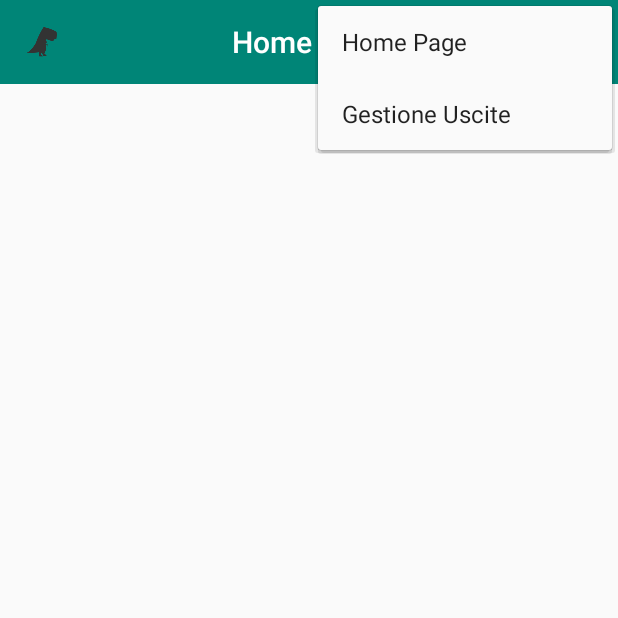
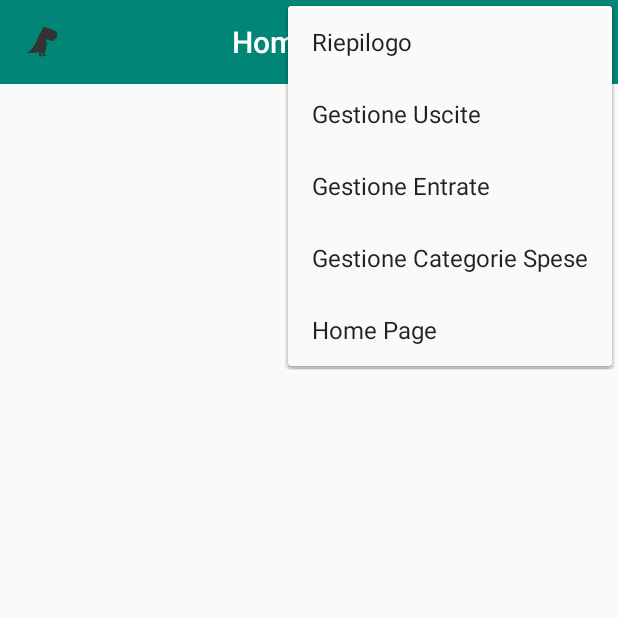
Before and after one commit to bigasp89/gestioneSpese, an Android app: the screen it shows after launch (MainActivity), with the options menu open, on a phone screen of 412 x 824 dp, the top half of it. Run offline under Robolectric (Android 15) with nearby library versions, the phone set to English and light mode, and no system bars.

Commit message:
1_add_menu_voice

```diff
--- a/app/src/main/res/layout/activity_main.xml
+++ b/app/src/main/res/layout/activity_main.xml
@@ -7,11 +7,11 @@
     android:orientation="vertical">
 
     <!-- Load the toolbar here -->
-
     <include
         layout="@layout/custom_layout"
         android:layout_width="match_parent"
         android:layout_height="wrap_content"/>
+    <!-- end Load the toolbar -->
 
     <!-- Rest of content for the activity -->
 
--- a/app/src/main/res/layout/custom_layout.xml
+++ b/app/src/main/res/layout/custom_layout.xml
@@ -3,7 +3,7 @@
     android:minHeight="?attr/actionBarSize"
     android:layout_width="match_parent"
     android:layout_height="wrap_content"
-    app:titleTextColor="@android:color/white"
+    app:titleTextColor="@android:color/holo_red_dark"
     android:background="?attr/colorPrimary"
     xmlns:android="http://schemas.android.com/apk/res/android"
     xmlns:app="http://schemas.android.com/apk/res-auto">
--- a/app/src/main/res/menu/menu_main.xml
+++ b/app/src/main/res/menu/menu_main.xml
@@ -1,13 +1,25 @@
 <menu xmlns:android="http://schemas.android.com/apk/res/android"
     xmlns:app="http://schemas.android.com/apk/res-auto">
-
-
                         <item
                             android:id="@+id/menu_id_homePage"
+                            android:orderInCategory="100"
                             android:title="Home Page"
+                            android:icon="@drawable/home_icon"
+                            app:showAsAction="never" />
+                        <item
+                            android:id="@+id/menu_id_riepilogo"
+                            android:title="Riepilogo"
                             app:showAsAction="never" />
                         <item
                             android:id="@+id/menu_id_gestUscite"
                             android:title="Gestione Uscite"
                             app:showAsAction="never" />
+                        <item
+                            android:id="@+id/menu_id_gestEntrate"
+                            android:title="Gestione Entrate"
+                            app:showAsAction="never" />
+                        <item
+                            android:id="@+id/menu_id_gestCategorie"
+                            android:title="Gestione Categorie Spese"
+                            app:showAsAction="never" />
 </menu>
```
Also changed, not shown: app/src/main/java/com/example/gestionespese/MainActivity.java (+14 -0 lines), app/src/main/res/values/styles.xml (+0 -29 lines), app/src/main/res/drawable-v24/home_icon.png (added). Lines whose indentation alone changed are shown as unchanged.
